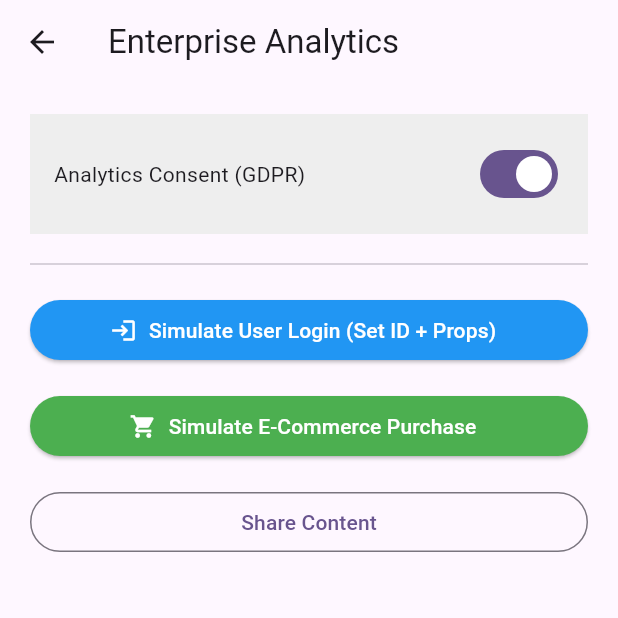
After one commit to CHANDARA-code/flutter_push_notification, a Flutter app: the screen it shows after launch, after a tap on the "insights" icon, on a phone screen of 412 x 824 dp, the top half of it. The commit adds this screen. Run offline on Flutter 3.47's test engine with Material 3 defaults, Android fonts, the phone set to English and light mode, and no system bars; our stand-ins replace firebase_analytics, firebase_core, firebase_crashlytics, firebase_messaging, flutter_local_notifications; accounts and stored records are empty.

Commit message:
feat: setup firebase analytics

```diff
--- a/lib/main.dart
+++ b/lib/main.dart
@@ -7,6 +7,7 @@ import 'package:flutter/material.dart';
 import 'package:flutter_local_notifications/flutter_local_notifications.dart';
 import 'package:push_notification/firebase_options.dart';
 import 'package:push_notification/my_app.dart';
+import 'package:push_notification/service/analytics_service.dart';
 import 'package:push_notification/service/fcm_service.dart';
 import 'package:push_notification/service/local_notification_service.dart';
 
@@ -34,5 +35,6 @@ FutureOr<void> main() async {
     FirebaseCrashlytics.instance.recordError(error, stack, fatal: true);
     return true; // Return true to indicate the error has been handled
   };
+  await AnalyticsEngine().initialize();
   runApp(const MyApp());
 }
--- /dev/null
+++ b/lib/model/analytic_model.dart
@@ -0,0 +1,91 @@
+/// Base class for all analytics events
+abstract class AppEvent {
+  String get name;
+  Map<String, Object>? get parameters;
+}
+
+// ==========================================
+// 1. Authentication Events
+// ==========================================
+
+class LoginEvent extends AppEvent {
+  final String method; // e.g., 'email', 'google', 'apple'
+
+  LoginEvent({required this.method});
+
+  @override
+  String get name => 'login_success';
+
+  @override
+  Map<String, Object> get parameters => {
+    'method': method,
+    'timestamp': DateTime.now().toIso8601String(),
+  };
+}
+
+// ==========================================
+// 2. E-Commerce / Conversion Events
+// ==========================================
+
+class AddToCartEvent extends AppEvent {
+  final String productId;
+  final String productName;
+  final double price;
+  final int quantity;
+
+  AddToCartEvent({
+    required this.productId,
+    required this.productName,
+    required this.price,
+    required this.quantity,
+  });
+
+  @override
+  String get name => 'add_to_cart';
+
+  @override
+  Map<String, Object> get parameters => {
+    'item_id': productId,
+    'item_name': productName,
+    'value': price * quantity,
+    'currency': 'USD',
+    'quantity': quantity,
+  };
+}
+
+class PurchaseCompletedEvent extends AppEvent {
+  final String orderId;
+  final double total;
+
+  PurchaseCompletedEvent({required this.orderId, required this.total});
+
+  @override
+  String get name => 'purchase';
+
+  @override
+  Map<String, Object> get parameters => {
+    'transaction_id': orderId,
+    'value': total,
+    'currency': 'USD',
+  };
+}
+
+// ==========================================
+// 3. User Behavior Events
+// ==========================================
+
+class ContentSharedEvent extends AppEvent {
+  final String contentType; // 'article', 'image'
+  final String contentId;
+
+  ContentSharedEvent({required this.contentType, required this.contentId});
+
+  @override
+  String get name => 'share';
+
+  @override
+  Map<String, Object> get parameters => {
+    'content_type': contentType,
+    'item_id': contentId,
+  };
+}
--- a/lib/my_app.dart
+++ b/lib/my_app.dart
@@ -5,6 +5,7 @@ import 'package:flutter/services.dart';
 import 'package:flutter_local_notifications/flutter_local_notifications.dart';
 import 'package:push_notification/firebase_options.dart';
 import 'package:push_notification/model/push_notification_model.dart';
+import 'package:push_notification/screens/analytics_screen.dart';
 import 'package:push_notification/screens/crash_analytics_demo_screen.dart';
 import 'package:push_notification/service/fcm_service.dart';
 import 'package:push_notification/utils/app_print/app_print.dart';
@@ -106,6 +107,25 @@ class _HomeScreenState extends State<HomeScreen> {
                     icon: Icon(Icons.bug_report, color: Colors.white),
                   ),
                 ),
+                Padding(
+                  padding: const EdgeInsets.all(8.0),
+                  child: IconButton(
+                    style: OutlinedButton.styleFrom(
+                      backgroundColor: Colors.green,
+                      elevation: 2,
+                      fixedSize: Size(40, 40),
+                    ),
+                    onPressed: () {
+                      Navigator.push(
+                        context,
+                        MaterialPageRoute(
+                          builder: (context) => AdvancedAnalyticsScreen(),
+                        ),
+                      );
+                    },
+                    icon: Icon(Icons.insights, color: Colors.white),
+                  ),
+                ),
               ],
             ),
           ),
--- /dev/null
+++ b/lib/screens/analytics_screen.dart
@@ -0,0 +1,121 @@
+import 'package:flutter/material.dart';
+import 'package:firebase_core/firebase_core.dart';
+import 'package:push_notification/model/analytic_model.dart';
+import 'package:push_notification/service/analytics_service.dart';
+
+class AdvancedAnalyticsScreen extends StatefulWidget {
+  const AdvancedAnalyticsScreen({super.key});
+
+  @override
+  State<AdvancedAnalyticsScreen> createState() => _DashboardScreenState();
+}
+
+class _DashboardScreenState extends State<AdvancedAnalyticsScreen> {
+  bool _isTrackingEnabled = true;
+
+  void _simulateLogin() {
+    // A. Identify the user (Identity)
+    AnalyticsEngine().identifyUser('user_999');
+
+    // B. Set a sticky user property (Segmentation)
+    // This user will now be counted in the "Premium" audience in Firebase
+    AnalyticsEngine().updateUserProperty(
+      key: 'subscription_tier',
+      value: 'platinum',
+    );
+
+    // C. Log the typed event (Taxonomy)
+    AnalyticsEngine().log(LoginEvent(method: 'email_password'));
+
+    ScaffoldMessenger.of(context).showSnackBar(
+      const SnackBar(content: Text("User Identified & Logged In")),
+    );
+  }
+
+  void _simulatePurchase() {
+    // Complex event with calculated values
+    AnalyticsEngine().log(
+      AddToCartEvent(
+        productId: 'prod_555',
+        productName: 'Super Widget',
+        price: 49.99,
+        quantity: 2,
+      ),
+    );
+
+    AnalyticsEngine().log(
+      PurchaseCompletedEvent(orderId: 'ORD-2024-888', total: 99.98),
+    );
+
+    ScaffoldMessenger.of(
+      context,
+    ).showSnackBar(const SnackBar(content: Text("Purchase Events Sent")));
+  }
+
+  void _togglePrivacy(bool value) {
+    setState(() => _isTrackingEnabled = value);
+    // D. Handle GDPR/Privacy compliance
+    AnalyticsEngine().setConsent(value);
+  }
+
+  @override
+  Widget build(BuildContext context) {
+    return Scaffold(
+      appBar: AppBar(title: const Text("Enterprise Analytics")),
+      body: Padding(
+        padding: const EdgeInsets.all(20.0),
+        child: Column(
+          crossAxisAlignment: CrossAxisAlignment.stretch,
+          children: [
+            // Consent Section
+            Container(
+              padding: const EdgeInsets.all(16),
+              color: Colors.grey[200],
+              child: Row(
+                mainAxisAlignment: MainAxisAlignment.spaceBetween,
+                children: [
+                  const Text("Analytics Consent (GDPR)"),
+                  Switch(value: _isTrackingEnabled, onChanged: _togglePrivacy),
+                ],
+              ),
+            ),
+            const Divider(height: 40),
+
+            // Actions
+            ElevatedButton.icon(
+              icon: const Icon(Icons.login),
+              label: const Text("Simulate User Login (Set ID + Props)"),
+              onPressed: _simulateLogin,
+              style: ElevatedButton.styleFrom(
+                backgroundColor: Colors.blue,
+                foregroundColor: Colors.white,
+              ),
+            ),
+            const SizedBox(height: 16),
+            ElevatedButton.icon(
+              icon: const Icon(Icons.shopping_cart),
+              label: const Text("Simulate E-Commerce Purchase"),
+              onPressed: _simulatePurchase,
+              style: ElevatedButton.styleFrom(
+                backgroundColor: Colors.green,
+                foregroundColor: Colors.white,
+              ),
+            ),
+            const SizedBox(height: 16),
+            OutlinedButton(
+              onPressed: () {
+                AnalyticsEngine().log(
+                  ContentSharedEvent(
+                    contentType: 'image',
+                    contentId: 'img_sunset_01',
+                  ),
+                );
+              },
+              child: const Text("Share Content"),
+            ),
+          ],
+        ),
+      ),
+    );
+  }
+}
--- /dev/null
+++ b/lib/service/analytics_service.dart
@@ -0,0 +1,66 @@
+import 'package:firebase_analytics/firebase_analytics.dart';
+import 'package:flutter/foundation.dart';
+import 'package:push_notification/model/analytic_model.dart';
+
+class AnalyticsEngine {
+  // Singleton instance
+  static final AnalyticsEngine _instance = AnalyticsEngine._internal();
+  factory AnalyticsEngine() => _instance;
+  AnalyticsEngine._internal();
+
+  final FirebaseAnalytics _firebase = FirebaseAnalytics.instance;
+
+  /// 1. Initialization with Global Defaults
+  /// Call this when the app starts to set baseline data (e.g., App Version, Platform)
+  Future<void> initialize() async {
+    // Set default parameters that are sent with EVERY event
+    // Useful for filtering dashboard by build number or custom release streams
+    await _firebase.setDefaultEventParameters({
+      'platform_os': defaultTargetPlatform.name,
+      'app_version': '1.0.2', // dynamic in real apps
+      'build_number': 45,
+    });
+  }
+
+  /// 2. The Core Logging Method
+  /// Notice it accepts our abstract 'AppEvent' class, not random strings.
+  Future<void> log(AppEvent event) async {
+    try {
+      await _firebase.logEvent(name: event.name, parameters: event.parameters);
+      debugPrint('📊 ANALYTICS: ${event.name} params: ${event.parameters}');
+    } catch (e) {
+      debugPrint('🔴 ANALYTICS ERROR: $e');
+    }
+  }
+
+  /// 3. User Segmentation (User Properties)
+  /// These are sticky tags attached to the user, not just a single event.
+  /// Example: 'tier': 'premium', 'favorite_genre': 'sci-fi'
+  Future<void> updateUserProperty({
+    required String key,
+    required String? value,
+  }) async {
+    await _firebase.setUserProperty(name: key, value: value);
+  }
+
+  /// 4. Identity Management
+  Future<void> identifyUser(String userId) async {
+    await _firebase.setUserId(id: userId);
+  }
+
+  Future<void> logout() async {
+    await _firebase.setUserId(id: null);
+    await _firebase.setUserProperty(name: 'user_type', value: null);
+  }
+
+  /// 5. Privacy & Consent (GDPR/CCPA)
+  /// If a user declines tracking, we disable analytics collection immediately.
+  Future<void> setConsent(bool granted) async {
+    await _firebase.setAnalyticsCollectionEnabled(granted);
+    debugPrint('🔒 Analytics Consent set to: $granted');
+  }
+
+  // Expose observer for Navigator
+  FirebaseAnalyticsObserver get observer =>
+      FirebaseAnalyticsObserver(analytics: _firebase);
+}
--- a/pubspec.yaml
+++ b/pubspec.yaml
@@ -38,6 +38,7 @@ dependencies:
   firebase_core: ^4.3.0
   firebase_messaging: ^16.1.0
   firebase_crashlytics: ^5.0.6
+  firebase_analytics: ^12.1.0
 
 dev_dependencies:
   flutter_test:
```
Also changed, not shown: pubspec.lock, 1 other file.
